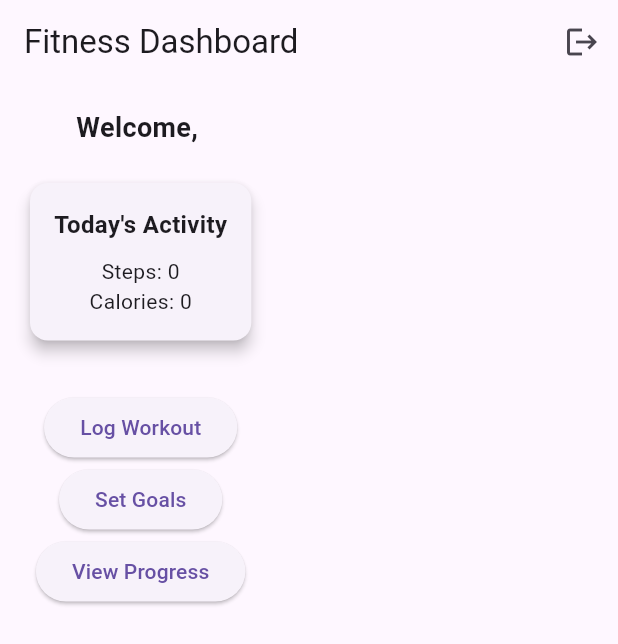
After one commit to MoldyDonuts/FitnessTrackerApp, a Flutter app: the HomeScreen screen opened directly, on a phone screen of 412 x 824 dp. The commit adds this screen. Shown: the top 644 px of the screen. Run offline on Flutter 3.47's test engine with Material 3 defaults, Android fonts, the phone set to English and light mode, and no system bars; our stand-ins replace cloud_firestore, firebase_auth, firebase_core; accounts and stored records are empty.

Commit message:
added homepage

```diff
--- a/lib/main.dart
+++ b/lib/main.dart
@@ -9,6 +9,8 @@ void main() async {
 }
 
 class MyApp extends StatelessWidget {
+  const MyApp({super.key});
+
   @override
   Widget build(BuildContext context) {
     return MaterialApp(
--- /dev/null
+++ b/lib/screens/home_screen.dart
@@ -0,0 +1,110 @@
+import 'package:flutter/material.dart';
+import 'package:firebase_auth/firebase_auth.dart';
+import 'package:cloud_firestore/cloud_firestore.dart';
+import 'login_screen.dart';
+
+class HomeScreen extends StatelessWidget {
+  final user = FirebaseAuth.instance.currentUser;
+
+   HomeScreen({super.key});
+
+  Future<void> logout(BuildContext context) async {
+    await FirebaseAuth.instance.signOut();
+    Navigator.pushReplacement(
+      context,
+      MaterialPageRoute(builder: (_) => LoginScreen()),
+    );
+  }
+
+  @override
+  Widget build(BuildContext context) {
+    return Scaffold(
+      appBar: AppBar(
+        title: Text("Fitness Dashboard"),
+        actions: [
+          IconButton(
+            icon: Icon(Icons.logout),
+            onPressed: () => logout(context),
+          ),
+        ],
+      ),
+      body: Padding(
+        padding: const EdgeInsets.all(16.0),
+        child: Column(
+          children: [
+            //Welcome message
+            Text(
+              "Welcome, ${user?.email}",
+              style: TextStyle(fontSize: 18, fontWeight: FontWeight.bold),
+            ),
+            SizedBox(height: 20),
+
+            //Daily activity
+            StreamBuilder(
+              stream: FirebaseFirestore.instance
+                  .collection('activities')
+                  .where('userID', isEqualTo: user!.uid)
+                  .snapshots(),
+              builder: (context, snapshot) {
+                if (!snapshot.hasData) {
+                  return CircularProgressIndicator();
+                }
+                int totalSteps = 0;
+                int totalCalories = 0;
+
+                for (var doc in snapshot.data!.docs) {
+                  totalSteps += (doc['steps'] ?? 0) as int;
+                  totalCalories += (doc['caloriesBurned'] ?? 0) as int;
+                }
+
+                return Card(
+                  elevation: 4,
+                  child: Padding(
+                    padding: const EdgeInsets.all(16),
+                    child: Column(
+                      children: [
+                        Text(
+                          "Today's Activity",
+                          style: TextStyle(
+                            fontSize: 16,
+                            fontWeight: FontWeight.bold,
+                          ),
+                        ),
+                        SizedBox(height: 10),
+                        Text("Steps: $totalSteps"),
+                        Text("Calories: $totalCalories"),
+                      ],
+                    ),
+                  ),
+                );
+              },
+            ),
+            SizedBox(height: 30),
+
+            // Buttons
+            ElevatedButton(
+              onPressed: () {
+                // Navigate to workout screen
+              },
+              child: Text("Log Workout"),
+            ),
+
+            ElevatedButton(
+              onPressed: () {
+                // Navigate to goals screen
+              },
+              child: Text("Set Goals"),
+            ),
+
+            ElevatedButton(
+              onPressed: () {
+                // Navigate to progress screen
+              },
+              child: Text("View Progress"),
+            ),
+          ],
+        ),
+      ),
+    );
+  }
+}
--- a/lib/screens/login_screen.dart
+++ b/lib/screens/login_screen.dart
@@ -4,6 +4,8 @@ import 'package:firebase_auth/firebase_auth.dart';
 import 'home_screen.dart';
 
 class LoginScreen extends StatefulWidget {
+  const LoginScreen({super.key});
+
   @override
   _LoginScreenState createState() => _LoginScreenState();
 }
```
Also changed, not shown: 1 other file.
